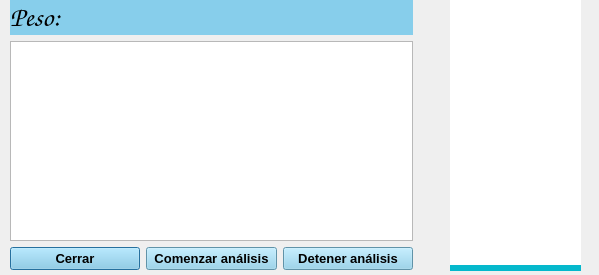
Old version of the form Scripts/Visualizacion.ui in the repository emito121/sensorAgarre.
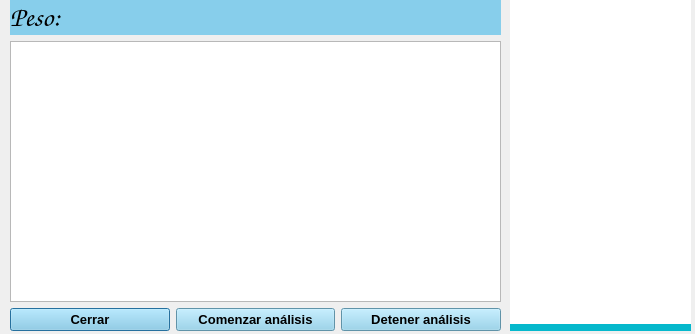
New version of the form. Custom widgets are drawn as their Qt base class.

What changed in the file:
```diff
--- a/Scripts/Visualizacion.ui
+++ b/Scripts/Visualizacion.ui
@@ -6,8 +6,8 @@
    <rect>
     <x>0</x>
     <y>0</y>
-    <width>599</width>
-    <height>275</height>
+    <width>695</width>
+    <height>334</height>
    </rect>
   </property>
   <property name="windowTitle">
@@ -19,10 +19,10 @@
   <widget class="QProgressBar" name="progressBar">
    <property name="geometry">
     <rect>
-     <x>450</x>
+     <x>510</x>
      <y>0</y>
-     <width>131</width>
-     <height>271</height>
+     <width>181</width>
+     <height>331</height>
     </rect>
    </property>
    <property name="styleSheet">
@@ -56,8 +56,8 @@
     <rect>
      <x>10</x>
      <y>0</y>
-     <width>403</width>
-     <height>270</height>
+     <width>491</width>
+     <height>331</height>
     </rect>
    </property>
    <layout class="QVBoxLayout" name="verticalLayout">
```
